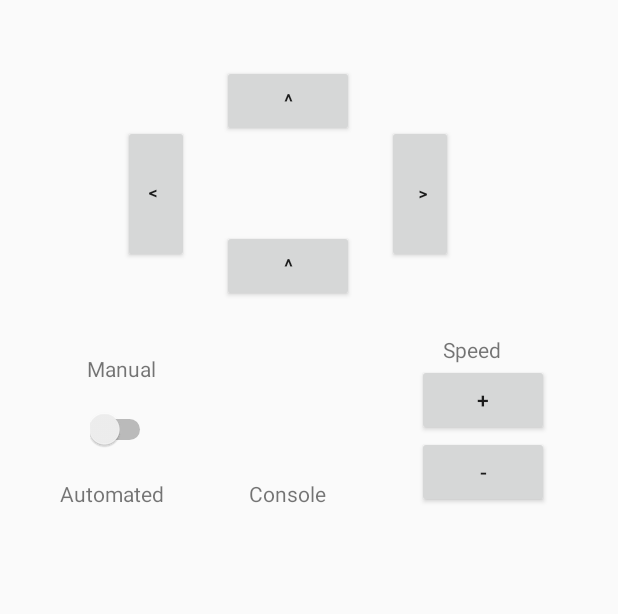
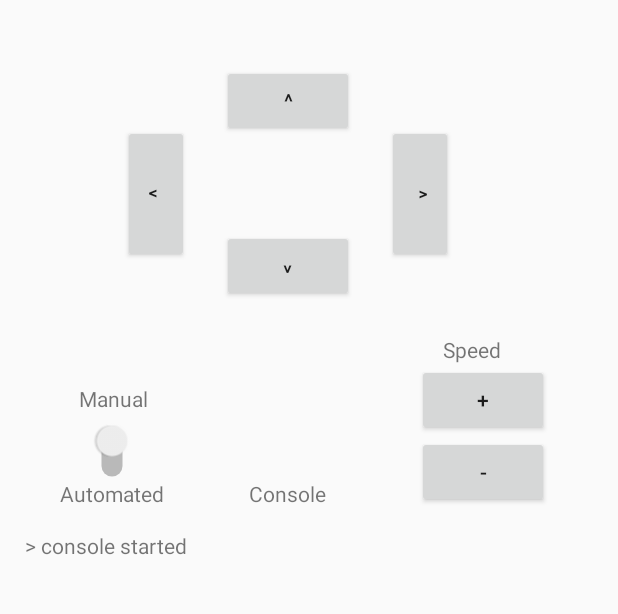
Before and after one commit to ElEtalon/ESIGELEC-AndroidAPP-BluetoothBot, an Android app: the ControlsActivity screen opened directly, with no data from a screen before it, on a phone screen of 412 x 824 dp, the part 200-814 px from its top. Run offline under Robolectric (Android 15) with nearby library versions, the phone set to English and light mode, and no system bars; 2 statements that could not run were skipped.

```diff
--- a/app/src/main/java/fr/esigelec/bluetoothbot/ControlsActivity.java
+++ b/app/src/main/java/fr/esigelec/bluetoothbot/ControlsActivity.java
@@ -21,6 +21,7 @@ public class ControlsActivity extends AppCompatActivity {
     private BluetoothConnection bluetoothConnection;
 
     private TextView deviceName;
+    private TextView console;
     private Switch switchMode;
     private Button goBottom;
     private Button goForward;
@@ -47,9 +48,11 @@ public class ControlsActivity extends AppCompatActivity {
         // bluetooth connection class
         this.bluetoothConnection = new BluetoothConnection(this.bluetoothAdapter, this.bluetoothDevice);
 
-        // get title to change
+        // get title to change & init console
         this.deviceName = (TextView) findViewById(R.id.deviceName);
+        this.console    = (TextView) findViewById(R.id.textViewConsole);
         this.deviceName.setText(this.bluetoothDevice.getName());
+        this.console.setText("> console started");
 
         // get buttons
         this.switchMode         = (Switch) findViewById(R.id.SwitchMode);
@@ -114,4 +117,12 @@ public class ControlsActivity extends AppCompatActivity {
                 break;
         }
     }
+
+    /**
+     * Add string to the console
+     * @param toAdd
+     */
+    private void updateConsole(String toAdd){
+        this.console.append(toAdd);
+    }
 }
--- a/app/src/main/res/layout/activity_controls.xml
+++ b/app/src/main/res/layout/activity_controls.xml
@@ -26,20 +26,15 @@
             <LinearLayout
                 android:layout_width="match_parent"
                 android:layout_height="wrap_content"
-                android:orientation="vertical" />
+                android:orientation="vertical" >
+
+                <TextView
+                    android:id="@+id/textViewConsole"
+                    android:layout_width="match_parent"
+                    android:layout_height="wrap_content"
+                    android:text="Loading..." />
+            </LinearLayout>
         </ScrollView>
-
-        <Button
-            android:id="@+id/GoBottom"
-            android:layout_width="wrap_content"
-            android:layout_height="wrap_content"
-            android:layout_alignStart="@+id/GoForward"
-            android:layout_centerVertical="true"
-            android:onClick="onClick"
-            android:text="^"
-            tools:layout_editor_absoluteX="151dp"
-            tools:layout_editor_absoluteY="250dp"
-            tools:rotation="180" />
 
         <Button
             android:id="@+id/GoForward"
@@ -143,18 +138,6 @@
             app:layout_constraintBottom_toTopOf="@+id/SwitchMode"
             tools:layout_editor_absoluteX="34dp" />
 
-        <Switch
-            android:id="@+id/SwitchMode"
-            android:layout_width="44dp"
-            android:layout_height="31dp"
-            android:layout_above="@+id/textViewConsole"
-            android:layout_alignStart="@+id/GoLeft"
-            android:layout_marginBottom="17dp"
-            android:onClick="onClick"
-            app:layout_constraintBottom_toTopOf="@+id/textViewAutomated"
-            tools:layout_editor_absoluteX="34dp"
-            tools:rotation="90" />
-
         <TextView
             android:id="@+id/deviceName"
             android:layout_width="wrap_content"
@@ -191,6 +174,23 @@
             tools:layout_editor_absoluteY="16dp"
             android:layout_alignParentTop="true"
             android:layout_alignStart="@+id/scrollView2" />
+
+        <Switch
+            android:id="@+id/SwitchMode"
+            android:layout_width="wrap_content"
+            android:layout_height="wrap_content"
+            android:rotation="90"
+            android:layout_below="@+id/ButtonPlus"
+            android:layout_alignEnd="@+id/imageButton4" />
+
+        <Button
+            android:id="@+id/GoBottom"
+            android:layout_width="wrap_content"
+            android:layout_height="wrap_content"
+            android:layout_alignStart="@+id/GoForward"
+            android:layout_centerVertical="true"
+            android:rotation="180"
+            android:text="^" />
     </RelativeLayout>
 
 </android.support.constraint.ConstraintLayout>
```
Also changed, not shown: 6 other files.
